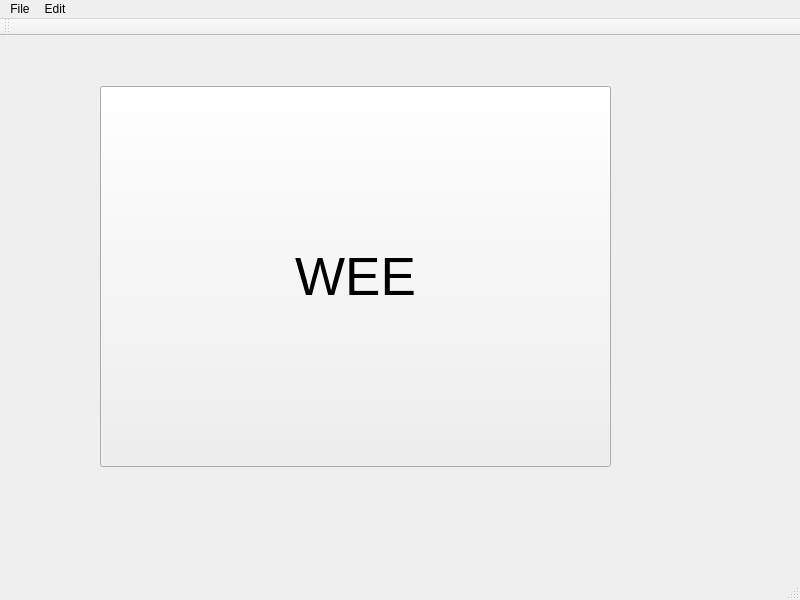
rohitrtk/SimpleRegistry, file SimpleRegistry/SimpleRegistry.ui: the form before one commit.
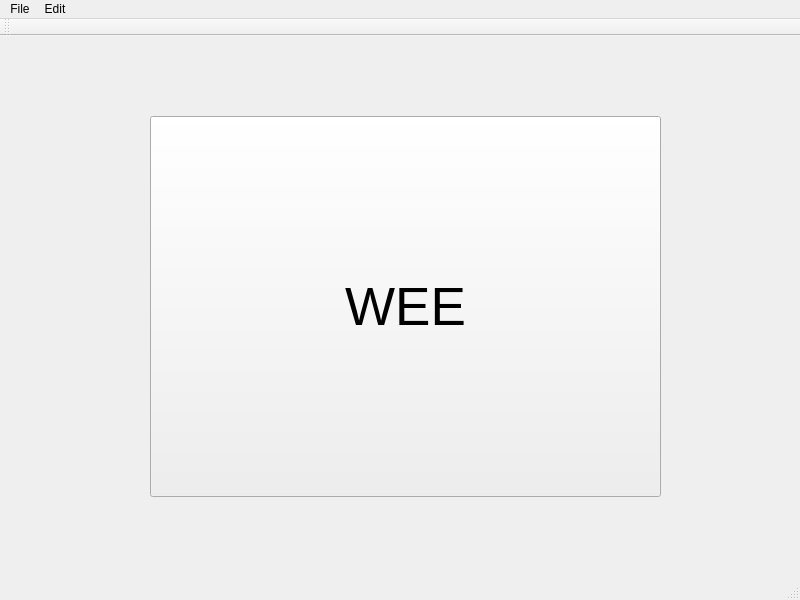
The form after the commit.

```diff
--- a/SimpleRegistry/SimpleRegistry.ui
+++ b/SimpleRegistry/SimpleRegistry.ui
@@ -17,8 +17,8 @@
    <widget class="QPushButton" name="myPushButton">
     <property name="geometry">
      <rect>
-      <x>100</x>
-      <y>50</y>
+      <x>150</x>
+      <y>80</y>
       <width>511</width>
       <height>381</height>
      </rect>
```
